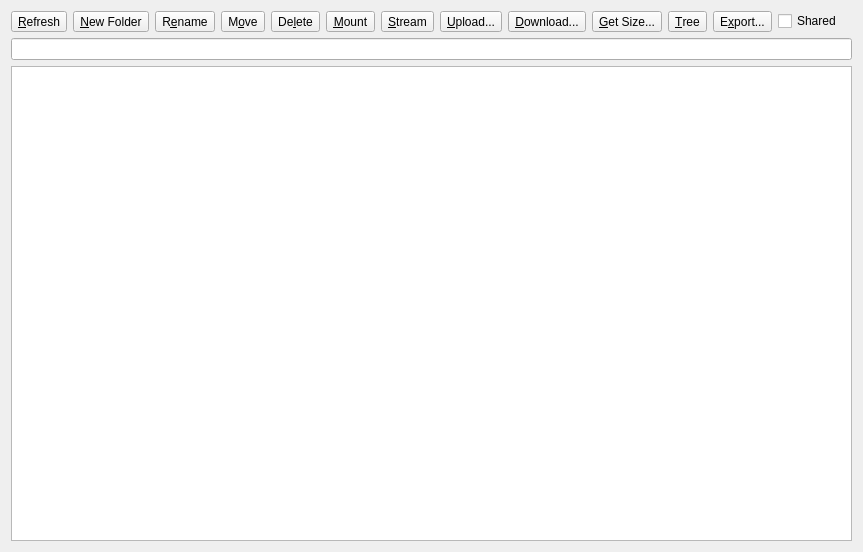
Above: src/remote_widget.ui from SysAdminDoc/RcloneBrowserNG before the change. Below: the same form after it.
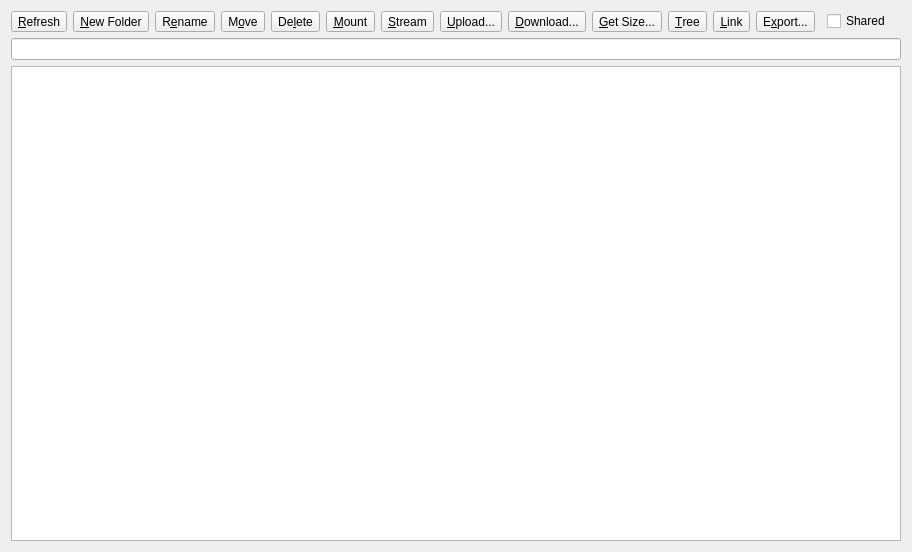
That is the form after the change.

Commit message: added Public Link button to remote view window and updated tooltips

What changed in the file:
```diff
--- a/src/remote_widget.ui
+++ b/src/remote_widget.ui
@@ -6,7 +6,7 @@
    <rect>
     <x>0</x>
     <y>0</y>
-    <width>756</width>
+    <width>912</width>
     <height>552</height>
    </rect>
   </property>
@@ -161,6 +161,16 @@
             </property>
            </widget>
           </item>
+          <item>
+           <widget class="QToolButton" name="buttonLink">
+            <property name="text">
+             <string>&amp;Link</string>
+            </property>
+            <property name="toolButtonStyle">
+             <enum>Qt::ToolButtonTextBesideIcon</enum>
+            </property>
+           </widget>
+          </item>
           <item>
            <widget class="QToolButton" name="buttonExport">
             <property name="text">
```
Left out of the diff: 29 changed lines with no effect on the pictures. The commit also changes 1 other file.
